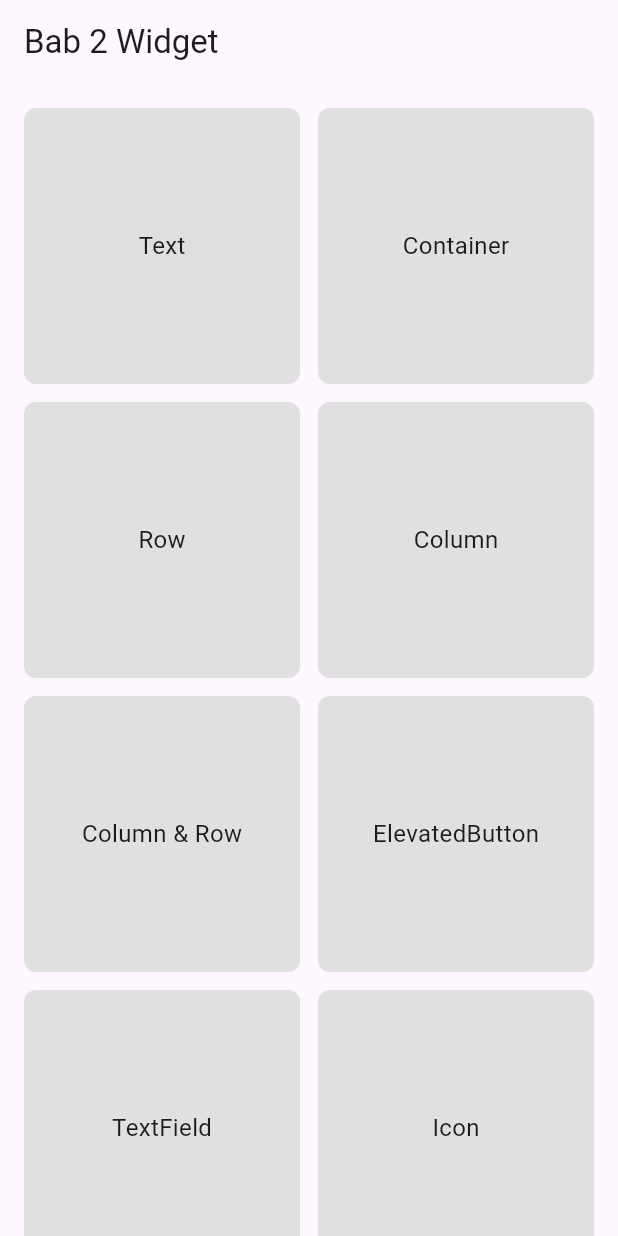
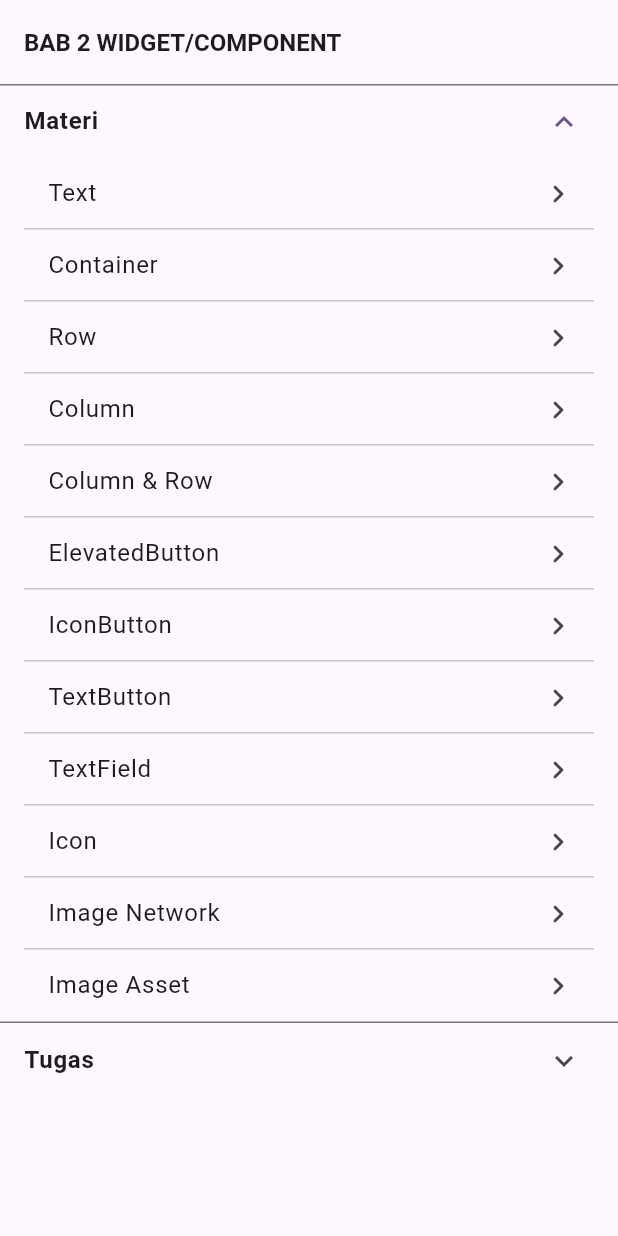
Before and after one commit to danypratamadev/quick_note, a Flutter app: the screen it shows after launch, on a phone screen of 412 x 824 dp. Run offline on Flutter 3.47's test engine with Material 3 defaults, Android fonts, the phone set to English and light mode, and no system bars.

Commit message:
Fix: Materi Bab II

```diff
--- a/lib/core/routes/app_routes.dart
+++ b/lib/core/routes/app_routes.dart
@@ -4,10 +4,12 @@ import 'package:quick_note/views/bab2/page/column_row_page.dart';
 import 'package:quick_note/views/bab2/page/container_page.dart';
 import 'package:quick_note/views/bab2/page/elevatedbutton_page.dart';
 import 'package:quick_note/views/bab2/page/icon_page.dart';
+import 'package:quick_note/views/bab2/page/iconbutton_page.dart';
 import 'package:quick_note/views/bab2/page/image_asset_page.dart';
 import 'package:quick_note/views/bab2/page/image_network_page.dart';
 import 'package:quick_note/views/bab2/page/row_page.dart';
 import 'package:quick_note/views/bab2/page/text_page.dart';
+import 'package:quick_note/views/bab2/page/textbutton_page.dart';
 import 'package:quick_note/views/bab2/page/textfield_page.dart';
 
 class AppRoutes {
@@ -20,6 +22,8 @@ class AppRoutes {
     '/bab2/column': (context) => const ColumnPage(),
     '/bab2/column-row': (context) => const ColumnRowPage(),
     '/bab2/elevatedbutton': (context) => const ElevatedbuttonPage(),
+    '/bab2/iconbutton': (context) => const IconbuttonPage(),
+    '/bab2/textbutton': (context) => const TextbuttonPage(),
     '/bab2/textfield': (context) => const TextfieldPage(),
     '/bab2/icon': (context) => const IconPage(),
     '/bab2/image-network': (context) => const ImageNetworkPage(),
--- a/lib/views/bab2/page/bab2_page.dart
+++ b/lib/views/bab2/page/bab2_page.dart
@@ -36,6 +36,14 @@ class _Bab2PageState extends State<Bab2Page> {
       route: '/bab2/elevatedbutton'
     ),
     MenuModel(
+      title: 'IconButton',
+      route: '/bab2/iconbutton'
+    ),
+    MenuModel(
+      title: 'TextButton',
+      route: '/bab2/textbutton'
+    ),
+    MenuModel(
       title: 'TextField',
       route: '/bab2/textfield'
     ),
@@ -57,37 +65,75 @@ class _Bab2PageState extends State<Bab2Page> {
   Widget build(BuildContext context) {
     return Scaffold(
       appBar: AppBar(
-        title: const Text(
-          'Bab 2 Widget'
+        title: Text(
+          'Bab 2 Widget/Component'.toUpperCase(),
+          style: const TextStyle(
+            fontSize: 16.0,
+            fontWeight: FontWeight.w600
           ),
         ),
-      body: GridView.builder(
+      ),
+      body: SafeArea(
+        child: SingleChildScrollView(
+          physics: const BouncingScrollPhysics(),
+          child: Column(
+            children: [
+              ExpansionTile(
+                dense: true,
+                initiallyExpanded: true,
+                title: const Text(
+                  'Materi',
+                  style: TextStyle(
+                    fontSize: 16.0,
+                    fontWeight: FontWeight.w600
+                  ),
+                ),
+                childrenPadding: const EdgeInsets.symmetric(
+                  horizontal: 16.0
+                ),
+                children: [
+                  ListView.separated(
                     itemCount: listMenu.length,
                     shrinkWrap: true,
+                    padding: EdgeInsets.zero,
                     physics: const BouncingScrollPhysics(),
-        padding: const EdgeInsets.all(16.0),
-        gridDelegate: const SliverGridDelegateWithFixedCrossAxisCount(
-          crossAxisCount: 2,
-          mainAxisSpacing: 12.0,
-          crossAxisSpacing: 12.0,
-        ),
-        itemBuilder: (context, index) => GestureDetector(
+                    itemBuilder: (context, index) => ListTile(
                       onTap: () => Navigator.of(context).pushNamed(listMenu[index].route),
-          child: Container(
-            decoration: BoxDecoration(
-              color: Colors.grey.shade300,
-              borderRadius: BorderRadius.circular(8.0)
-            ),
-            child: Center(
-              child: Text(
+                      dense: true,
+                      title: Text(
                         listMenu[index].title,
                         style: const TextStyle(
                           fontSize: 16.0
                         ),
                       ),
+                      trailing: Transform.translate(
+                        offset: const Offset(12.0, 0.0),
+                        child: const Icon(
+                          Icons.chevron_right_rounded
                         ),
                       ),
                     ),
+                    separatorBuilder: (context, index) => const Divider(height: 0.0,),
+                  )
+                ],
+              ),
+              const ExpansionTile(
+                dense: true,
+                title: Text(
+                  'Tugas',
+                  style: TextStyle(
+                    fontSize: 16.0,
+                    fontWeight: FontWeight.w600
+                  ),
+                ),
+                childrenPadding: EdgeInsets.symmetric(
+                  horizontal: 16.0
+                ),
+                children: [],
+              )
+            ],
+          ),
+        )
       )
     );
   }
```
Also changed, not shown: lib/views/bab2/page/column_page.dart (+6 -2 lines), lib/views/bab2/page/column_row_page.dart (+6 -2 lines), lib/views/bab2/page/container_page.dart (+6 -2 lines), lib/views/bab2/page/elevatedbutton_page.dart (+28 -3 lines), lib/views/bab2/page/icon_page.dart (+6 -2 lines), lib/views/bab2/page/iconbutton_page.dart (added, +225 -0 lines), lib/views/bab2/page/image_asset_page.dart (+6 -2 lines), lib/views/bab2/page/image_network_page.dart (+6 -2 lines), lib/views/bab2/page/row_page.dart (+6 -2 lines), lib/views/bab2/page/text_page.dart (+6 -2 lines), lib/views/bab2/page/textbutton_page.dart (added, +38 -0 lines), lib/views/bab2/page/textfield_page.dart (+8 -2 lines). Lines whose indentation alone changed are shown as unchanged.
